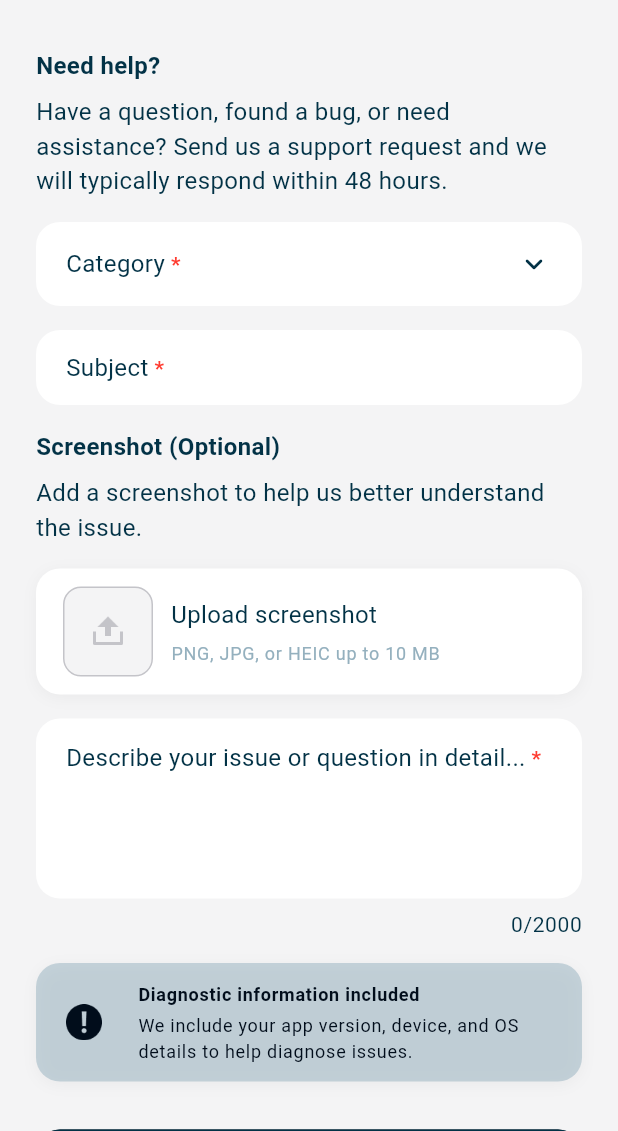
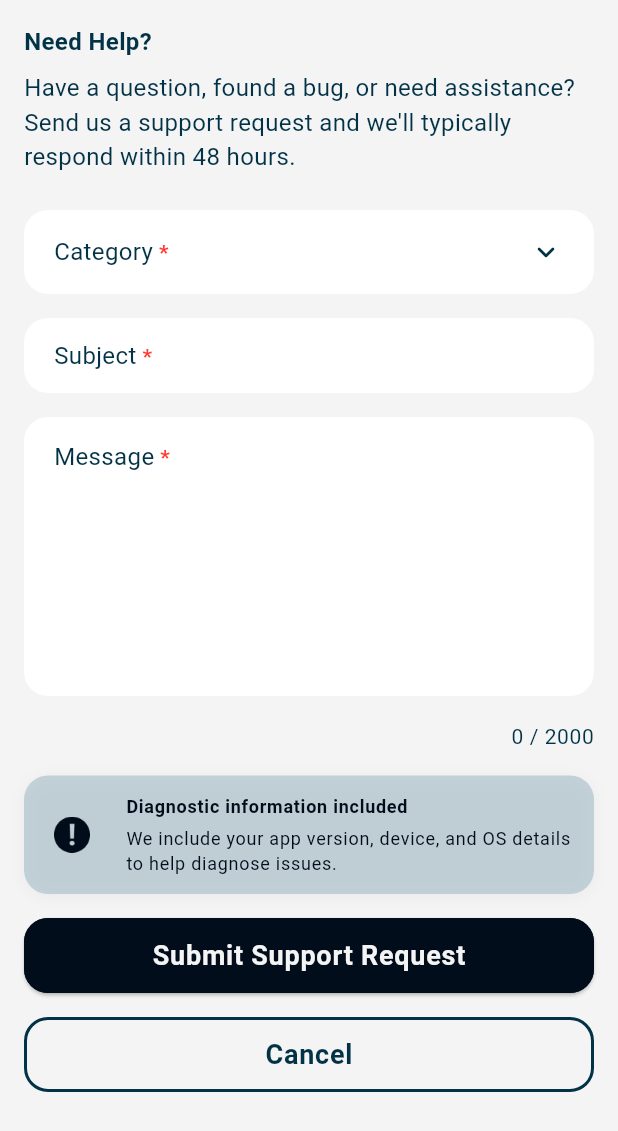
Before and after one commit to andrew-flxinvapp/flex-gym-inventory, a Flutter app: the SupportScreen screen opened by its route, on a phone screen of 412 x 824 dp, the part 105-1236 px from its top. Run offline on Flutter 3.47's test engine with Material 3 defaults, Android fonts, the phone set to English and light mode, and no system bars; our stand-ins replace app_links, device_info_plus, dropdown_button2, fl_chart, flutter_dotenv, flutter_image_compress and 11 more; accounts and stored records are empty; generated files the repository leaves out were written again.

Commit message:
Small UI update to add gym screen. Started from pretty much scratch on the support request screen and functionality. Introduced a 7 stage process for making sure the support request process worked correctly. Stopped at stage 5 for now to rebuild the support screen after instructing copilot not to redesign the screen. Will continue with testing tomorrow.

```diff
--- a/lib/service/support_service.dart
+++ b/lib/service/support_service.dart
@@ -1,92 +1,94 @@
-import 'dart:io';
+import 'dart:convert';
 
 import 'package:supabase_flutter/supabase_flutter.dart';
-import 'package:uuid/uuid.dart';
-import 'package:path/path.dart' as p;
 
 import '../src/data/dtos/support_request_dto.dart';
 import '../src/utils/diagnostics_helper.dart';
-import '../utilities/logging_handler.dart';
 
 class SupportResult {
   final bool success;
   final String? message;
-  final dynamic data;
+  final Map<String, dynamic>? data;
 
   SupportResult({required this.success, this.message, this.data});
 }
 
 class SupportService {
   final SupabaseClient _client;
-  final String _screenshotBucket;
   final String _edgeFunctionName;
 
-  SupportService({
-    SupabaseClient? client,
-    String screenshotBucket = 'support-screenshots',
-    String edgeFunctionName = 'submit_support_request',
-  })  : _client = client ?? Supabase.instance.client,
-        _screenshotBucket = screenshotBucket,
+  SupportService({SupabaseClient? client, String edgeFunctionName = 'submit-support-request'})
+      : _client = client ?? Supabase.instance.client,
         _edgeFunctionName = edgeFunctionName;
 
-  /// Submits a support request.
+  /// Submits a support request via the Supabase Edge Function.
   ///
-  /// Steps:
-  /// 1. Collect diagnostics via `DiagnosticsHelper.collect()`.
-  /// 2. If `screenshot` provided, upload to Supabase Storage and include the storage path in payload.
-  /// 3. Invoke a Supabase Edge Function with the combined payload.
-  Future<SupportResult> submitSupportRequest(
-    SupportRequestDto dto, {
-    File? screenshot,
-  }) async {
+  /// Ensures an authenticated session exists, collects diagnostics, merges
+  /// them into the DTO payload, calls the Edge Function, and interprets
+  /// the response. Returns a [SupportResult] describing success or failure.
+  Future<SupportResult> submitSupportRequest(SupportRequestDto dto) async {
+    // Confirm authenticated session
+    final user = _client.auth.currentUser;
+    if (user == null) {
+      return SupportResult(success: false, message: 'Not authenticated');
+    }
+
     try {
-      final diagnostics = await DiagnosticsHelper.collect();
+      // Collect diagnostics (resilient to failures)
+      final diag = await DiagnosticsHelper.collect();
 
-      String? screenshotPath;
-      if (screenshot != null) {
-        // Ensure we have an authenticated user for namespacing uploads.
-        final user = Supabase.instance.client.auth.currentUser;
-        if (user == null) {
-          throw StateError('User must be signed in to upload support screenshots');
+      // Merge diagnostics into a copy of the DTO JSON
+      final payload = {...dto.toJson(), ...diag.toJson()};
+
+      // Invoke edge function. The Supabase client will attach the auth
+      // session token automatically.
+      final dynamic res = await _client.functions.invoke(_edgeFunctionName, body: payload);
+
+      // `res` may be a Supabase FunctionResponse-like object; attempt to
+      // extract a JSON body from common fields or string representations.
+      Map<String, dynamic>? body;
+      try {
+        final raw = res;
+        if (raw is String) {
+          body = json.decode(raw) as Map<String, dynamic>?;
+        } else if (raw is Map) {
+          body = Map<String, dynamic>.from(raw);
+        } else if (raw != null) {
+          // Try common response properties found on function responses.
+          final dynamic candidate = (raw as dynamic).data ?? (raw as dynamic).body ?? (raw as dynamic).json ?? (raw as dynamic).response;
+          if (candidate is String) {
+            body = json.decode(candidate) as Map<String, dynamic>?;
+          } else if (candidate is Map) {
+            body = Map<String, dynamic>.from(candidate);
+          } else {
+            final s = raw.toString();
+            if (s.isNotEmpty) {
+              body = json.decode(s) as Map<String, dynamic>?;
+            }
+          }
         }
-        final userId = user.id;
-
-        final id = const Uuid().v4();
-        final ext = p.extension(screenshot.path).toLowerCase();
-        // Store screenshots under a folder named with the user's UUID: `userId/fileName.ext`
-        final remotePath = '$userId/$id$ext';
-
-        dynamic uploadRes;
-        try {
-          uploadRes = await _client.storage.from(_screenshotBucket).upload(remotePath, screenshot);
-        } catch (e, st) {
-          LogHandler.error('SupportService', 'Screenshot upload failed', e, st);
-          return SupportResult(success: false, message: 'Screenshot upload failed: $e');
-        }
-
-        // Handle multiple possible return shapes across supabase client versions.
-        if (uploadRes is Map && uploadRes['error'] != null) {
-          return SupportResult(success: false, message: 'Screenshot upload failed: ${uploadRes['error']}');
-        }
-
-        // Store the storage path (server can resolve public URL)
-        screenshotPath = remotePath;
+      } catch (e) {
+        body = null;
       }
 
-      final payload = {
-        ...dto.toJson(),
-        'diagnostics': diagnostics.toMap(),
-      };
+      // Interpret response: prefer explicit boolean `success` field
+      if (body != null) {
+        final success = body['success'];
+        if (success is bool) {
+          if (success) {
+            return SupportResult(success: true, message: 'Submitted', data: body);
+          } else {
+            final err = body['error'] ?? body['message'] ?? 'Unknown error';
+            return SupportResult(success: false, message: err.toString(), data: body);
+          }
+        }
+      }
 
-      if (screenshotPath != null) payload['screenshot_storage_path'] = screenshotPath;
-
-      // Invoke edge function
-      final fnRes = await _client.functions.invoke(_edgeFunctionName, body: payload);
-
-      // supabase functions.invoke returns a Map or string depending on function
-      return SupportResult(success: true, message: 'Submitted', data: fnRes);
-    } catch (e, st) {
-      LogHandler.error('SupportService', 'submitSupportRequest failed', e, st);
+      // If we couldn't parse a structured response, assume success if no exception
+      return SupportResult(success: true, message: 'Submitted', data: body ?? {'raw': res});
+    } catch (e) {
+      // Log or attach stack for developer debugging (avoid exposing secrets)
+      // For now, include a concise error message.
       return SupportResult(success: false, message: e.toString());
     }
   }
--- a/lib/src/screens/add_gym.dart
+++ b/lib/src/screens/add_gym.dart
@@ -109,7 +109,7 @@ class _AddGymScreenState extends ConsumerState<AddGymScreen> {
                 ),
                 const SizedBox(height: 20),
                 CustomTextInputField(
-                  hintText: 'Location',
+                  hintText: 'Enter a city name or address',
                   showAsterisk: false,
                   controller: locationController,
                 ),
--- a/lib/src/screens/support.dart
+++ b/lib/src/screens/support.dart
@@ -1,24 +1,18 @@
-import 'dart:io';
-
 import 'package:flutter/material.dart';
 import 'package:supabase_flutter/supabase_flutter.dart';
 
-import '../../theme/app_theme.dart';
 import '../../enum/app_enums.dart';
 import '../../service/support_service.dart';
 import '../data/dtos/support_request_dto.dart';
-import '../../routes/routes.dart';
+import '../widgets/top_app_bar.dart';
 import '../widgets/inputs/dropdown_field.dart';
-import '../widgets/inputs/image_input.dart';
-import '../widgets/cards/info_card.dart';
-import '../widgets/top_app_bar.dart';
 import '../widgets/inputs/text_input_field.dart';
 import '../widgets/inputs/multiline_text_input.dart';
+import '../widgets/cards/info_card.dart';
 import '../widgets/buttons/primary_button.dart';
 import '../widgets/buttons/secondary_button.dart';
-import '../widgets/snackbar.dart';
-import 'package:flutter/services.dart';
-import '../../utilities/logging_handler.dart';
+import '../../theme/app_theme.dart';
+
 
 class SupportScreen extends StatefulWidget {
   const SupportScreen({super.key});
@@ -29,133 +23,112 @@ class SupportScreen extends StatefulWidget {
 
 class _SupportScreenState extends State<SupportScreen> {
   final _formKey = GlobalKey<FormState>();
+  final _subjectController = TextEditingController();
+  final _messageController = TextEditingController();
+  SupportCategory? _selectedCategory;
+  bool _isSubmitting = false;
 
-  late final TextEditingController _messageController;
-  late final TextEditingController _subjectController;
-  SupportCategory? _selectedCategory;
-  File? _screenshotFile;
-  bool _isSubmitting = false;
-  int _charCount = 0;
   final SupportService _supportService = SupportService();
+
+  static const int _messageMaxLength = 2000;
 
   @override
   void initState() {
     super.initState();
-    _messageController = TextEditingController();
-    _subjectController = TextEditingController();
-    _messageController.addListener(() {
-      setState(() {
-        _charCount = _messageController.text.length;
-      });
-    });
+    _messageController.addListener(_enforceMessageMaxLength);
   }
 
   @override
   void dispose() {
+    _messageController.removeListener(_enforceMessageMaxLength);
+    _subjectController.dispose();
     _messageController.dispose();
-    _subjectController.dispose();
     super.dispose();
+  }
+
+  void _enforceMessageMaxLength() {
+    final text = _messageController.text;
+    if (text.length > _messageMaxLength) {
+      final truncated = text.substring(0, _messageMaxLength);
+      _messageController.value = _messageController.value.copyWith(
+        text: truncated,
+        selection: TextSelection.collapsed(offset: truncated.length),
+      );
+    }
   }
 
   @override
   Widget build(BuildContext context) {
     return Scaffold(
-      backgroundColor: AppTheme.lightBackground,
       appBar: const TopAppBar(
         title: 'Support',
         showBackArrow: true,
         showRightIcon: false,
       ),
-      body: SafeArea(
-        child: SingleChildScrollView(
-          child: Padding(
-            padding: const EdgeInsets.symmetric(
-              horizontal: 24.0,
-              vertical: 32.0,
-            ),
-            child: Form(
-              key: _formKey,
+      body: SingleChildScrollView(
+        padding: const EdgeInsets.all(16.0),
         child: Column(
-                crossAxisAlignment: CrossAxisAlignment.start,
+          crossAxisAlignment: CrossAxisAlignment.stretch,
           children: [
             Text(
-                    'Need help?',
+              'Need Help?',
               style: Theme.of(context).textTheme.bodyMedium?.copyWith(
+                    color: AppTheme.lightTextPrimary,
                     fontWeight: FontWeight.bold,
-                      color: AppTheme.lightTextPrimary,
                   ),
             ),
             const SizedBox(height: 8),
             Text(
-                    'Have a question, found a bug, or need assistance? Send us a support request and we will typically respond within 48 hours.',
+              "Have a question, found a bug, or need assistance? Send us a support request and we'll typically respond within 48 hours.",
               style: Theme.of(context).textTheme.bodyMedium?.copyWith(
-                      fontWeight: FontWeight.normal,
                     color: AppTheme.lightTextPrimary,
                   ),
             ),
-                  const SizedBox(height: 16),
+            const SizedBox(height: 24),
+            Form(
+              key: _formKey,
+              child: Column(
+                crossAxisAlignment: CrossAxisAlignment.stretch,
+                children: [
                   CustomDropdownField<SupportCategory>(
                     hintText: 'Category',
+                    showAsterisk: true,
                     items: SupportCategory.values,
                     value: _selectedCategory,
-                    showAsterisk: true,
-                    getLabel: (item) => item.label,
-                    validator: (val) => val == null ? 'Required' : null,
-                    onChanged:
-                        (value) => setState(() => _selectedCategory = value),
+                    getLabel: (c) => c.label,
+                    onChanged: (v) => setState(() => _selectedCategory = v),
+                    validator: (v) => v == null ? 'Required' : null,
                   ),
                   const SizedBox(height: 16),
                   CustomTextInputField(
                     hintText: 'Subject',
                     showAsterisk: true,
                     controller: _subjectController,
-                    validator:
-                        (s) =>
-                            s == null || s.trim().isEmpty ? 'Required' : null,
-                  ),
-                  const SizedBox(height: 16),
-                  Text(
-                    'Screenshot (Optional)',
-                    style: Theme.of(context).textTheme.bodyMedium?.copyWith(
-                      fontWeight: FontWeight.bold,
-                      color: AppTheme.lightTextPrimary,
-                    ),
-                  ),
-                  const SizedBox(height: 8),
-                  Text(
-                    'Add a screenshot to help us better understand the issue.',
-                    style: Theme.of(context).textTheme.bodyMedium?.copyWith(
-                      fontWeight: FontWeight.normal,
-                      color: AppTheme.lightTextPrimary,
-                    ),
-                  ),
-                  const SizedBox(height: 16),
-                  ImageInput(
-                    onImageChanged:
-                        (file) => setState(() => _screenshotFile = file),
+                    validator: (s) => s == null || s.trim().isEmpty ? 'Required' : null,
                   ),
                   const SizedBox(height: 16),
                   CustomMultilineTextInput(
-                    hintText: 'Describe your issue or question in detail...',
+                    hintText: 'Message',
                     showAsterisk: true,
                     controller: _messageController,
-                    maxLines: 45,
-                    validator: (s) {
-                      if (s == null || s.trim().isEmpty) return 'Required';
-                      if (s.length > 2000)
-                        return 'Message must be 2000 characters or less';
-                      return null;
-                    },
+                    maxLines: 6,
+                    height: 200,
+                    validator: (s) => s == null || s.trim().isEmpty ? 'Required' : null,
                   ),
-                  const SizedBox(height: 8),
-                  Align(
+                  const SizedBox(height: 4),
+                  AnimatedBuilder(
+                    animation: _messageController,
+                    builder: (context, child) {
+                      final len = _messageController.text.length;
+                      return Align(
                         alignment: Alignment.centerRight,
-                    child: Text(
-                      '$_charCount/2000',
+                        child: Text('${len.toString()} / 2000',
                           style: Theme.of(context).textTheme.bodySmall?.copyWith(
                                 color: AppTheme.lightTextPrimary,
                               ),
                         ),
+                      );
+                    },
                   ),
                   const SizedBox(height: 16),
                   InfoCard(
@@ -163,109 +136,63 @@ class _SupportScreenState extends State<SupportScreen> {
                     subtitle:
                         'We include your app version, device, and OS details to help diagnose issues.',
                   ),
-                  const SizedBox(height: 32),
+                  const SizedBox(height: 16),
                   PrimaryButton(
-                    label:
-                        _isSubmitting
-                            ? 'Submitting...'
-                            : 'Submit Support Request',
-                    onPressed:
-                        _isSubmitting
-                            ? null
-                            : () async {
+                    label: _isSubmitting ? 'Submitting...' : 'Submit Support Request',
+                    onPressed: _isSubmitting ? null : _handleSubmit,
+                  ),
+                  const SizedBox(height: 16),
+                  SecondaryButton(
+                    label: 'Cancel',
+                    onPressed: () => Navigator.of(context).pop(),
+                  ),
+                ],
+              ),
+            ),
+          ],
+        ),
+      ),
+    );
+  }
+
+  Future<void> _handleSubmit() async {
     if (!_formKey.currentState!.validate()) return;
 
-                              // require authenticated user
-                              final user =
-                                  Supabase.instance.client.auth.currentUser;
+    final user = Supabase.instance.client.auth.currentUser;
     if (user == null) {
-                                showFlexSnackbar(
-                                  context,
-                                  title: 'Sign in required',
-                                  subtitle:
-                                      'Please sign in to submit a support request.',
-                                  type: SnackbarType.update,
-                                );
-                                Navigator.of(
-                                  context,
-                                ).pushNamed(AppRoutes.login);
+      ScaffoldMessenger.of(context).showSnackBar(const SnackBar(content: Text('Please sign in to submit a request.')));
       return;
     }
 
     if (_selectedCategory == null) return;
-
     setState(() => _isSubmitting = true);
 
+    try {
       final dto = SupportRequestDto(
         category: _selectedCategory!,
-                                subject: _subjectController.text,
-                                message: _messageController.text,
+        subject: _subjectController.text.trim(),
+        message: _messageController.text.trim(),
       );
 
-                              final res = await _supportService
-                                  .submitSupportRequest(
-                                    dto,
-                                    screenshot: _screenshotFile,
-                                  );
-
-                              setState(() => _isSubmitting = false);
+      final res = await _supportService.submitSupportRequest(dto);
 
       if (res.success) {
-                                showFlexSnackbar(
-                                  context,
-                                  title: 'Support request sent',
-                                  subtitle: 'We will respond within 48 hours.',
-                                  type: SnackbarType.success,
-                                );
+        ScaffoldMessenger.of(context).showSnackBar(const SnackBar(content: Text('Support request submitted')));
         Navigator.of(context).pop();
       } else {
-                                // Log full error and show snackbar + dialog with full details for copying.
-                                LogHandler.error('SupportScreen', 'Support submission failed', res.message);
-                                showFlexSnackbar(
-                                  context,
-                                  title: 'Submission failed',
-                                  subtitle: res.message ?? 'An error occurred.',
-                                  type: SnackbarType.stop,
-                                );
-                                // Show full error in dialog so it's readable and copyable.
         await showDialog<void>(
           context: context,
           builder: (ctx) => AlertDialog(
-                                    title: const Text('Submission error'),
-                                    content: SingleChildScrollView(
-                                      child: Text(res.message ?? 'An unknown error occurred.'),
-                                    ),
+            title: const Text('Submission failed'),
+            content: SingleChildScrollView(child: Text(res.message ?? 'An error occurred')),
             actions: [
-                                      TextButton(
-                                        onPressed: () {
-                                          Clipboard.setData(ClipboardData(text: res.message ?? ''));
-                                          Navigator.of(ctx).pop();
-                                        },
-                                        child: const Text('Copy'),
-                                      ),
-                                      TextButton(
-                                        onPressed: () => Navigator.of(ctx).pop(),
-                                        child: const Text('OK'),
-                                      ),
+              TextButton(onPressed: () => Navigator.of(ctx).pop(), child: const Text('OK')),
             ],
           ),
         );
       }
-                            },
-                  ),
-                  const SizedBox(height: 12),
-                  SecondaryButton(
-                    label: 'Cancel',
-                    onPressed: () {
-                      Navigator.of(context).pushNamed('/settings');
-                    },
-                  ),
-                ],
-              ),
-            ),
-          ),
-        ),
-      ),
-    );
+    } finally {
+      if (mounted) setState(() => _isSubmitting = false);
     }
   }
+}
--- a/lib/src/widgets/buttons/primary_button.dart
+++ b/lib/src/widgets/buttons/primary_button.dart
@@ -39,7 +39,7 @@ class PrimaryButton extends StatelessWidget {
           foregroundColor: foregroundColor,
           shape: RoundedRectangleBorder(
             borderRadius: BorderRadius.circular(16),
-            side: BorderSide(color: AppTheme.lightTextPrimary, width: 1),
+            side: BorderSide(color: AppTheme.darkBackground, width: 1),
           ),
         ),
         child: Text(
```
Also changed, not shown: lib/src/data/dtos/support_request_dto.dart (+26 -1 lines), lib/src/screens/startup_router.dart (+25 -0 lines), lib/src/utils/diagnostics_helper.dart (+9 -0 lines). Lines whose indentation alone changed are shown as unchanged.
